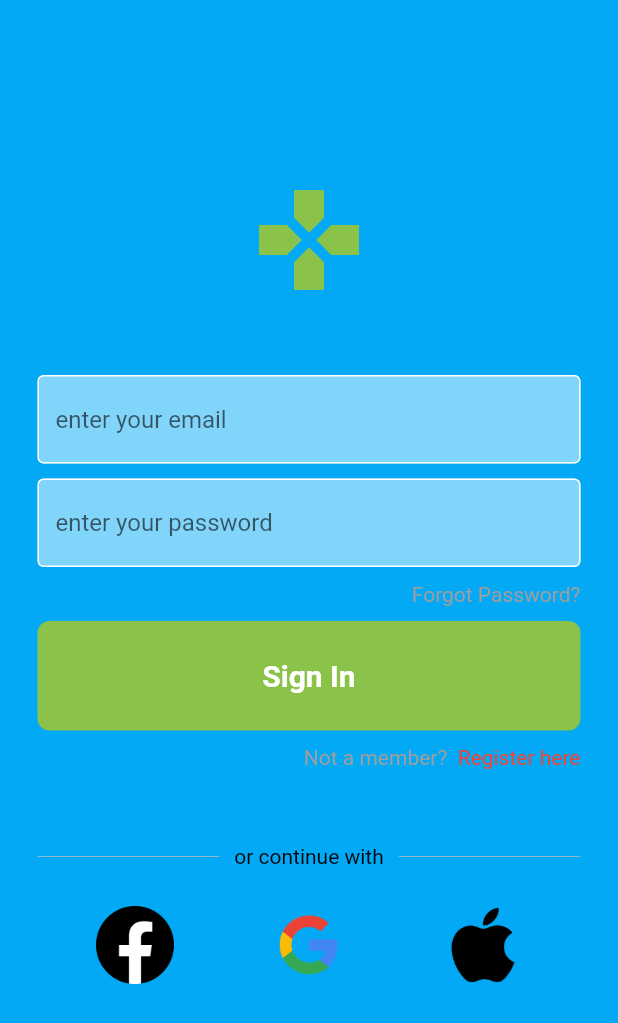
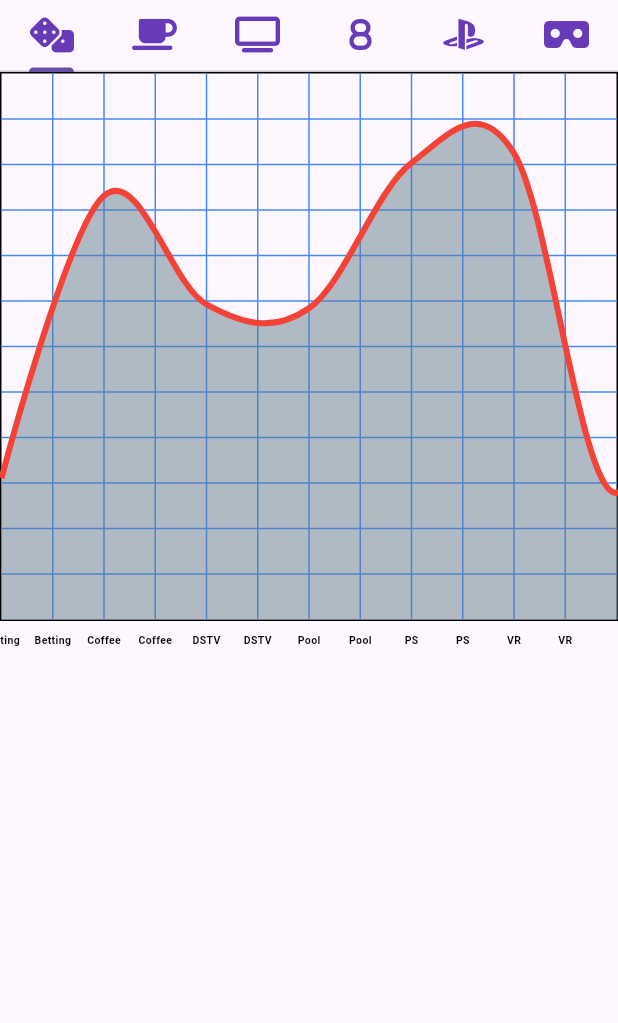
Before and after one commit to daveragos/GZ1, a Flutter app: the screen it shows after launch, on a phone screen of 412 x 824 dp. Shown: the top 1023 px of the screen. Run offline on Flutter 3.47's test engine with Material 2 defaults, Android fonts, the phone set to English and light mode, and no system bars; drawn by our look-alikes of fl_chart; our stand-ins replace cloud_firestore, curved_navigation_bar, firebase_auth, firebase_core, font_awesome_flutter; accounts and stored records are empty.

Commit message:
working on the line chart

```diff
--- /dev/null
+++ b/lib/linechart.dart
@@ -0,0 +1,175 @@
+// ignore_for_file: prefer_const_constructors
+
+import 'dart:math';
+import 'package:flutter/material.dart';
+import 'package:fl_chart/fl_chart.dart';
+import 'package:font_awesome_flutter/font_awesome_flutter.dart';
+
+class LineCharter extends StatelessWidget {
+  final List<Color> lineColors = [
+    Colors.deepPurple,
+    Colors.brown,
+    Colors.red,
+    Colors.green,
+    Colors.orange,
+    Colors.black,
+  ];
+
+  @override
+  Widget build(BuildContext context) {
+    return DefaultTabController(
+      length: 6,
+      child: SafeArea(
+        child: Scaffold(
+          body: Column(
+            children: [
+              TabBar(
+                tabs: [
+                  for (var icon in [
+                    FontAwesomeIcons.dice,
+                    FontAwesomeIcons.mugSaucer,
+                    FontAwesomeIcons.tv,
+                    FontAwesomeIcons.eight,
+                    FontAwesomeIcons.playstation,
+                    FontAwesomeIcons.vrCardboard,
+                  ])
+                    Tab(
+                      icon: FaIcon(
+                        icon,
+                        color: Colors.deepPurple,
+                      ),
+                    ),
+                ],
+              ),
+              Expanded(
+                child: TabBarView(
+                  children: [
+                    for (var spots in [
+                      randomData(),
+                      randomData(),
+                      randomData(),
+                      randomData(),
+                      randomData(),
+                      randomData(),
+                    ])
+                      FractionallySizedBox(
+                        heightFactor: 0.5,
+                        widthFactor: 1,
+                        alignment: Alignment.topCenter,
+                        child: AspectRatio(
+                          aspectRatio: 1.5,
+                          child: LineChart(
+                            LineChartData(
+                              lineTouchData: LineTouchData(
+                                touchCallback: (p0, p1) {},
+                                touchTooltipData: LineTouchTooltipData(),
+                              ),
+                              minX: 0,
+                              minY: 0,
+                              maxX: 6,
+                              maxY: 6,
+                              gridData: FlGridData(
+                                show: true,
+                                getDrawingHorizontalLine: (value) {
+                                  return FlLine(
+                                    color: Colors.blueAccent,
+                                    strokeWidth: 1,
+                                  );
+                                },
+                                getDrawingVerticalLine: (value) {
+                                  return FlLine(
+                                    color: Colors.blueAccent,
+                                    strokeWidth: 1,
+                                  );
+                                },
+                              ),
+                              titlesData: FlTitlesData(
+                                leftTitles: AxisTitles(
+                                  sideTitles: SideTitles(showTitles: false),
+                                ),
+                                rightTitles: AxisTitles(
+                                  sideTitles: SideTitles(showTitles: false),
+                                ),
+                                topTitles: AxisTitles(
+                                  sideTitles: SideTitles(showTitles: false),
+                                ),
+                                bottomTitles: AxisTitles(
+                                  sideTitles: SideTitles(
+                                      showTitles: true,
+                                      getTitlesWidget: getBottomTitles),
+                                ), // ... (titles configuration)
+                              ),
+                              lineBarsData: [
+                                LineChartBarData(
+                                  spots: spots,
+                                  isCurved: true,
+                                  dotData: FlDotData(show: false),
+                                  barWidth: 4,
+                                  color: lineColors[
+                                      random.nextInt(lineColors.length)],
+                                  belowBarData: BarAreaData(
+                                    show: true,
+                                  ),
+                                ),
+                              ],
+                            ),
+                          ),
+                        ),
+                      ),
+                  ],
+                ),
+              ),
+            ],
+          ),
+        ),
+      ),
+    );
+  }
+
+  final Random random = Random();
+
+  List<FlSpot> randomData() {
+    return [
+      for (int i = 0; i < 8; i++)
+        FlSpot(i.toDouble(), random.nextDouble() * 5 + 1),
+    ];
+  }
+}
+
+Widget getBottomTitles(double value, TitleMeta meta) {
+  const style =
+      TextStyle(color: Colors.black, fontWeight: FontWeight.bold, fontSize: 7);
+
+  String formatDate() {
+    DateTime date = DateTime.now();
+    final day = date.day.toString().padLeft(2, '0');
+    return '$day';
+  }
+
+  Widget text;
+  switch (value.toInt()) {
+    case 0:
+      text = const Text('Betting', style: style);
+      break;
+    case 1:
+      text = const Text('Coffee', style: style);
+      break;
+    case 2:
+      text = const Text('DSTV', style: style);
+      break;
+    case 3:
+      text = const Text('Pool', style: style);
+      break;
+    case 4:
+      text = const Text('PS', style: style);
+      break;
+    case 5:
+      text = const Text('VR', style: style);
+      break;
+    default:
+      text = const Text('', style: style);
+      break;
+  }
+
+  return SideTitleWidget(axisSide: meta.axisSide, child: text);
+}
--- a/lib/main.dart
+++ b/lib/main.dart
@@ -3,6 +3,7 @@
 import 'package:flutter/material.dart';
 import 'package:firebase_core/firebase_core.dart';
 import 'package:game_zoning/Auth/auth_check_page.dart';
+import 'package:game_zoning/linechart.dart';
 import 'package:provider/provider.dart';
 import 'data/income_data.dart';
 import 'firebase_options.dart';
@@ -30,8 +31,9 @@ class _MyAppState extends State<MyApp> {
   @override
   Widget build(BuildContext context) {
     return MaterialApp(
+      theme: ThemeData(useMaterial3: true),
       debugShowCheckedModeBanner: false,
-      home: AuthCheckPage(),
+      home: LineCharter(),
     );
   }
 }
--- a/pubspec.yaml
+++ b/pubspec.yaml
@@ -42,6 +42,7 @@ dependencies:
   cool_dropdown: ^2.1.0
   provider: ^6.0.5
   cloud_firestore: ^4.8.3
+  font_awesome_flutter: ^10.5.0
 
 dev_dependencies:
   flutter_test:
```
Also changed, not shown: lib/Bar_Graph/bar_graph.dart (+36 -7 lines), lib/home.dart (+8 -1 lines), lib/screens/adding_page.dart (+9 -6 lines), lib/screens/home_page.dart (+20 -6 lines), pubspec.lock.
